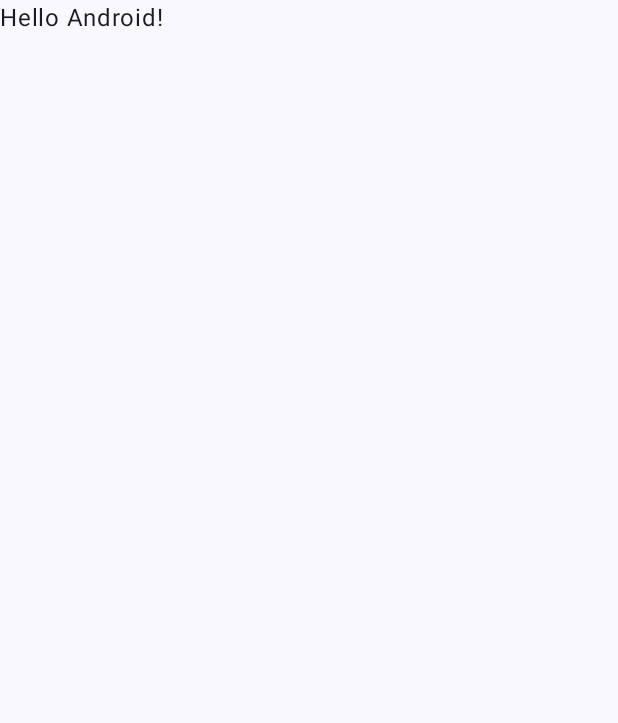
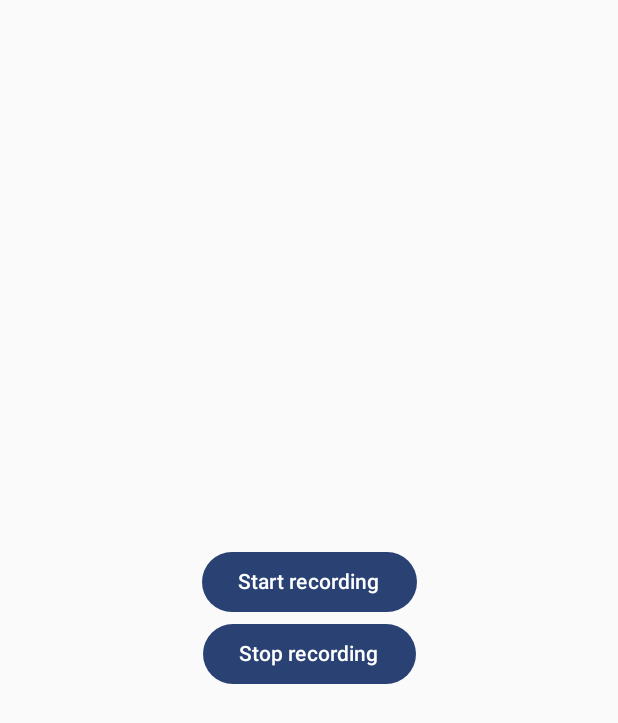
Before and after one commit to tan-nguyen090102/CS4630-Smartphone-Hearing-Aid, an Android app built with Jetpack Compose: the screen it shows after launch (MainActivity), on a phone screen of 412 x 824 dp. Before the commit the part shown is almost empty. Shown: the top 723 px of the screen. Run offline under Robolectric (Android 15) with nearby library versions, the light colour scheme and no system bars; libraries missing offline, so code that uses them is left out: com.github.squti.androidwaverecorder; 1 statement that could not run was skipped.

Commit message:
MainActivity with simple UI to record a .wav file

```diff
--- a/app/build.gradle.kts
+++ b/app/build.gradle.kts
@@ -50,7 +50,7 @@ android {
 }
 
 dependencies {
-
+    implementation("com.github.squti:Android-Wave-Recorder:1.7.0")
     implementation("androidx.core:core-ktx:1.9.0")
     implementation("androidx.lifecycle:lifecycle-runtime-ktx:2.6.2")
     implementation("androidx.activity:activity-compose:1.7.2")
--- a/app/src/main/AndroidManifest.xml
+++ b/app/src/main/AndroidManifest.xml
@@ -1,6 +1,9 @@
 <?xml version="1.0" encoding="utf-8"?>
 <manifest xmlns:android="http://schemas.android.com/apk/res/android"
     xmlns:tools="http://schemas.android.com/tools">
+
+    <uses-permission android:name="android.permission.RECORD_AUDIO"/>
+    <uses-permission android:name="android.permission.WRITE_EXTERNAL_STORAGE"/>
 
     <application
         android:allowBackup="true"
--- a/app/src/main/java/com/example/hearingaidapplication/MainActivity.kt
+++ b/app/src/main/java/com/example/hearingaidapplication/MainActivity.kt
@@ -1,28 +1,65 @@
 package com.example.hearingaidapplication
 
+import android.Manifest
 import android.os.Bundle
+import android.widget.Toast
 import androidx.activity.ComponentActivity
 import androidx.activity.compose.setContent
+import androidx.compose.foundation.layout.Arrangement
+import androidx.compose.foundation.layout.Column
 import androidx.compose.foundation.layout.fillMaxSize
-import androidx.compose.material3.MaterialTheme
-import androidx.compose.material3.Surface
+import androidx.compose.material3.Button
 import androidx.compose.material3.Text
 import androidx.compose.runtime.Composable
+import androidx.compose.ui.Alignment
 import androidx.compose.ui.Modifier
 import androidx.compose.ui.tooling.preview.Preview
+import androidx.core.app.ActivityCompat
 import com.example.hearingaidapplication.ui.theme.HearingAidApplicationTheme
+import com.github.squti.androidwaverecorder.WaveRecorder
 
 class MainActivity : ComponentActivity() {
+
     override fun onCreate(savedInstanceState: Bundle?) {
         super.onCreate(savedInstanceState)
+        /**
+         * This path points to application cache directory.
+         * you could change it based on your usage
+         */
+        //Path: Internal Storage/Android/data/com.example.hearingaidapplication/cache
+        val filePath:String = externalCacheDir?.absolutePath + "/audio.wav"
+        Toast.makeText(this, filePath, Toast.LENGTH_LONG).show()
+        val waveRecorder = WaveRecorder(filePath)
+
+        ActivityCompat.requestPermissions(
+            this,
+            arrayOf(Manifest.permission.RECORD_AUDIO),
+            0
+        )
+
+        ActivityCompat.requestPermissions(
+            this,
+            arrayOf(Manifest.permission.WRITE_EXTERNAL_STORAGE),
+            0
+        )
+
         setContent {
             HearingAidApplicationTheme {
-                // A surface container using the 'background' color from the theme
-                Surface(
+                Column(
                     modifier = Modifier.fillMaxSize(),
-                    color = MaterialTheme.colorScheme.background
+                    verticalArrangement = Arrangement.Center,
+                    horizontalAlignment = Alignment.CenterHorizontally
                 ) {
-                    Greeting("Android")
+                    Button(onClick = {
+                        waveRecorder.startRecording()
+                    }) {
+                        Text(text = "Start recording")
+                    }
+                    Button(onClick = {
+                        waveRecorder.stopRecording()
+                    }) {
+                        Text(text = "Stop recording")
+                    }
                 }
             }
         }
--- a/settings.gradle.kts
+++ b/settings.gradle.kts
@@ -10,6 +10,7 @@ dependencyResolutionManagement {
     repositories {
         google()
         mavenCentral()
+        maven { url= uri("https://jitpack.io") }
     }
 }
 
```
